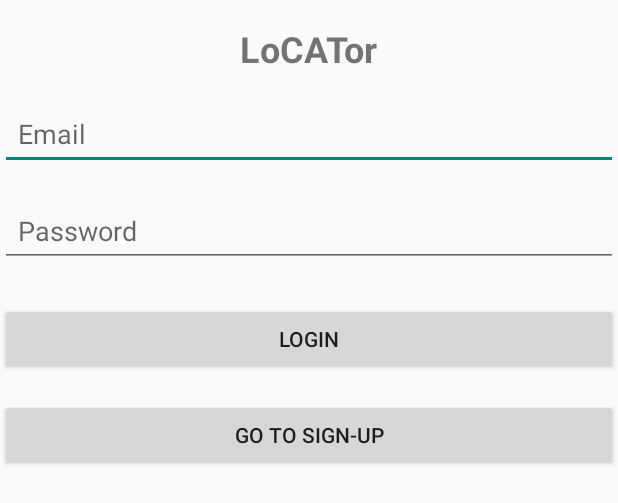
After one commit to ChunhBi/LoCATor, an Android app: the layout login_frag_layout.xml on its own in the app's theme, with its tools: preview values and no code run, on a phone screen of 412 x 824 dp. The commit adds this screen. Shown: the top 503 px of the screen. Run offline under Robolectric (Android 15) with nearby library versions, the phone set to English and light mode, and no system bars.

```diff
--- a/app/build.gradle.kts
+++ b/app/build.gradle.kts
@@ -1,3 +1,5 @@
+import org.jetbrains.kotlin.storage.CacheResetOnProcessCanceled.enabled
+
 plugins {
     id("com.android.application")
     id("org.jetbrains.kotlin.android")
@@ -8,6 +10,7 @@ plugins {
 android {
     namespace = "com.android.locator"
     compileSdk = 34
+
 
     defaultConfig {
         applicationId = "com.android.locator"
--- /dev/null
+++ b/app/src/main/res/layout/login_frag_layout.xml
@@ -0,0 +1,73 @@
+<?xml version="1.0" encoding="utf-8"?>
+<androidx.constraintlayout.widget.ConstraintLayout xmlns:android="http://schemas.android.com/apk/res/android"
+    xmlns:app="http://schemas.android.com/apk/res-auto"
+    xmlns:tools="http://schemas.android.com/tools"
+    android:layout_width="match_parent"
+    android:layout_height="match_parent"
+    tools:context=".MainActivity">
+
+    <!-- App Name -->
+    <TextView
+        android:id="@+id/appName"
+        android:layout_width="wrap_content"
+        android:layout_height="wrap_content"
+        android:text="LoCATor"
+        android:textSize="24sp"
+        android:textStyle="bold"
+        android:layout_marginTop="16dp"
+        android:layout_marginBottom="32dp"
+        app:layout_constraintTop_toTopOf="parent"
+        app:layout_constraintStart_toStartOf="parent"
+        app:layout_constraintEnd_toEndOf="parent" />
+
+    <!-- Email EditText -->
+    <EditText
+        android:id="@+id/emailEditText"
+        android:layout_width="0dp"
+        android:layout_height="wrap_content"
+        android:hint="Email"
+        android:inputType="textEmailAddress"
+        app:layout_constraintTop_toBottomOf="@id/appName"
+        app:layout_constraintStart_toStartOf="parent"
+        app:layout_constraintEnd_toEndOf="parent"
+        android:layout_marginTop="16dp"
+        android:padding="12dp" />
+
+    <!-- Password EditText -->
+    <EditText
+        android:id="@+id/passwordEditText"
+        android:layout_width="0dp"
+        android:layout_height="wrap_content"
+        android:hint="Password"
+        android:inputType="textPassword"
+        app:layout_constraintTop_toBottomOf="@id/emailEditText"
+        app:layout_constraintStart_toStartOf="parent"
+        app:layout_constraintEnd_toEndOf="parent"
+        android:layout_marginTop="16dp"
+        android:padding="12dp" />
+
+    <!-- Submit Button -->
+    <Button
+        android:id="@+id/loginButton"
+        android:layout_width="0dp"
+        android:layout_height="wrap_content"
+        android:text="Login"
+        android:layout_marginTop="24dp"
+        app:layout_constraintTop_toBottomOf="@id/passwordEditText"
+        app:layout_constraintStart_toStartOf="parent"
+        app:layout_constraintEnd_toEndOf="parent"
+        android:padding="12dp" />
+
+    <!-- Go to Sign-Up Button -->
+    <Button
+        android:id="@+id/signupButton"
+        android:layout_width="0dp"
+        android:layout_height="wrap_content"
+        android:text="Go to Sign-Up"
+        android:layout_marginTop="16dp"
+        app:layout_constraintTop_toBottomOf="@id/loginButton"
+        app:layout_constraintStart_toStartOf="parent"
+        app:layout_constraintEnd_toEndOf="parent"
+        android:padding="12dp" />
+
+</androidx.constraintlayout.widget.ConstraintLayout>
```
Also changed, not shown: app/src/main/java/com/android/locator/LoCATorViewModel.kt (added, +42 -0 lines), app/src/main/java/com/android/locator/LoginFragment.kt (added, +32 -0 lines), app/src/main/java/com/android/locator/MainActivity.kt (+35 -3 lines).
